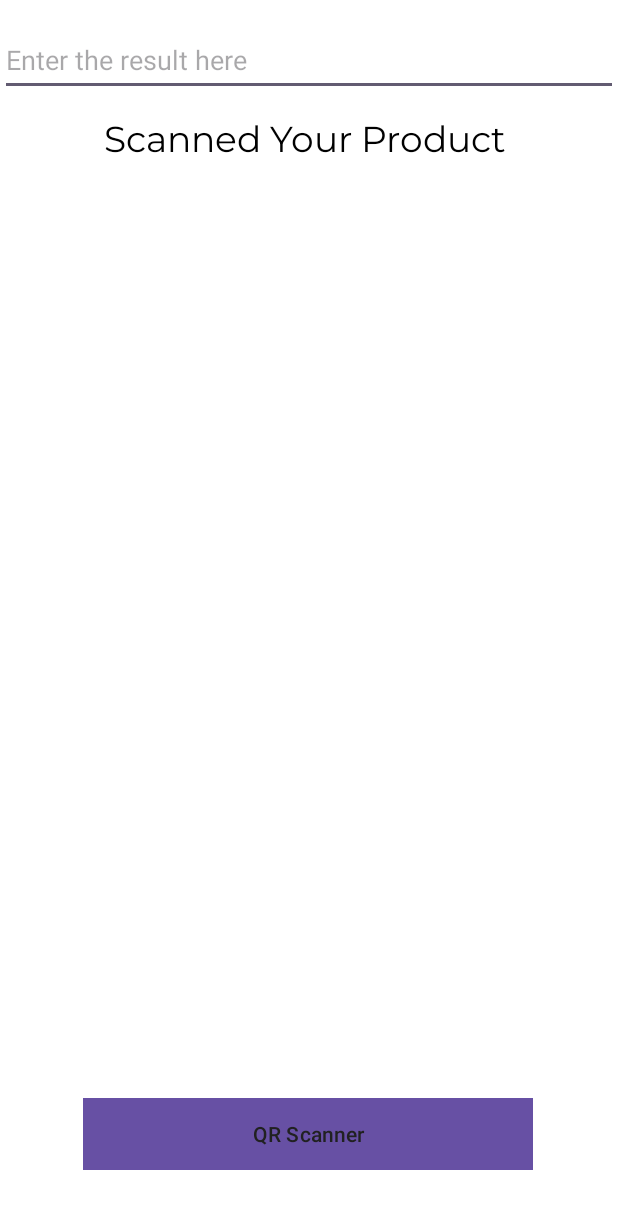
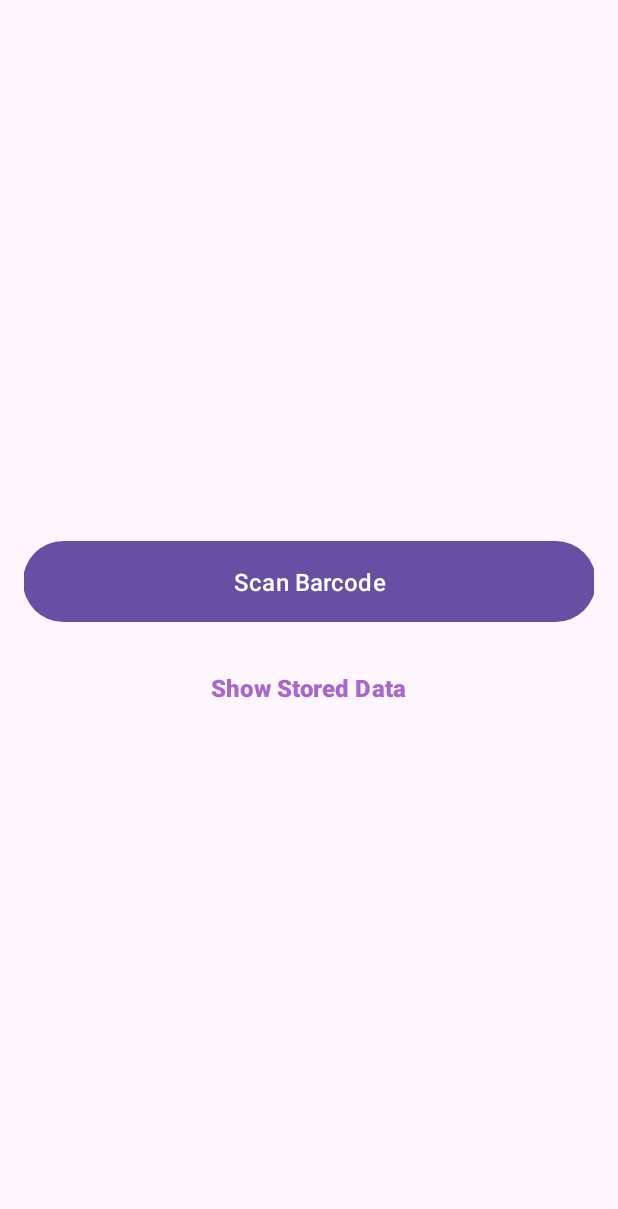
Before and after one commit to ArabellaSiachongco/ScannerApp, an Android app: the screen it shows after launch (MainActivity), on a phone screen of 412 x 824 dp. Shown: the top 1209 px of the screen. Run offline under Robolectric (Android 15) with nearby library versions, the phone set to English and light mode, and no system bars.

Commit message:
making the table for scanner and showing the data.

```diff
--- a/app/src/main/AndroidManifest.xml
+++ b/app/src/main/AndroidManifest.xml
@@ -27,6 +27,8 @@
                 <category android:name="android.intent.category.LAUNCHER" />
             </intent-filter>
         </activity>
+        <activity android:name=".TransactionDetailsActivity"></activity>
+
         <meta-data
             android:name="preloaded_fonts"
             android:resource="@array/preloaded_fonts" />
--- a/app/src/main/java/com/example/scanner/MainActivity.java
+++ b/app/src/main/java/com/example/scanner/MainActivity.java
@@ -6,22 +6,32 @@ import androidx.appcompat.app.AppCompatActivity;
 
 import android.app.Activity;
 import android.content.Intent;
+import android.database.Cursor;
 import android.os.Bundle;
 import android.view.View;
 import android.widget.Button;
-import android.widget.EditText;
+import android.widget.TextView;
 import android.widget.Toast;
 
-public class  MainActivity extends AppCompatActivity {
-    Button  btnScanBarcode;
-    EditText resultText;
+import java.util.ArrayList;
+
+public class MainActivity extends AppCompatActivity {
+    Button btnScanBarcode, btnShowData;
+    TextView resultText;
+    ArrayList<String> scannedBarcodes;
+    DatabaseHelper dbHelper;
 
     @Override
     protected void onCreate(Bundle savedInstanceState) {
         super.onCreate(savedInstanceState);
         setContentView(R.layout.activity_main);
+
         btnScanBarcode = findViewById(R.id.btnScanBarcode);
         resultText = findViewById(R.id.result_text);
+        btnShowData = findViewById(R.id.btnShowData);
+        scannedBarcodes = new ArrayList<>();
+        dbHelper = new DatabaseHelper(this);
+
         btnScanBarcode.setOnClickListener(new View.OnClickListener() {
             @Override
             public void onClick(View view) {
@@ -30,7 +40,14 @@ public class  MainActivity extends AppCompatActivity {
             }
         });
 
-
+        btnShowData.setOnClickListener(new View.OnClickListener() {
+            @Override
+            public void onClick(View view) {
+                displayAllData();
+                Intent intent = new Intent(MainActivity.this, TransactionDetailsActivity.class);
+                startActivity(intent);
+            }
+        });
     }
 
     private ActivityResultLauncher<Intent> scanBarcodeLauncher = registerForActivityResult(
@@ -40,12 +57,46 @@ public class  MainActivity extends AppCompatActivity {
                     Intent data = result.getData();
                     if (data != null && data.hasExtra("intentData")) {
                         String intentData = data.getStringExtra("intentData");
-                        resultText.setText(intentData);
-                        System.out.println(intentData);
-                        Toast.makeText(MainActivity.this, intentData,Toast.LENGTH_LONG).show();
+
+                        // Check if the item already exists
+                        if (dbHelper.itemExists(intentData)) {
+                            // Get the current quantity and increment it
+                            int currentQuantity = dbHelper.getItemQuantity(intentData);
+                            dbHelper.updateQuantity(intentData, currentQuantity + 1);
+                        } else {
+                            // Insert new item with quantity 1
+                            dbHelper.insertTransaction(intentData, 1);
+                        }
+
+                        scannedBarcodes.add(intentData);
+                        updateResultText();
+                        Toast.makeText(MainActivity.this, intentData + " scanned", Toast.LENGTH_LONG).show();
                     }
                 }
-            });
+            }
+    );
 
+    private void updateResultText() {
+        StringBuilder sb = new StringBuilder();
+        for (String barcode : scannedBarcodes) {
+            sb.append(barcode).append("\n");
+        }
+        resultText.setText(sb.toString());
+    }
 
+    private void displayAllData() {
+        Cursor cursor = dbHelper.getAllTransactions();
+        if (cursor.getCount() == 0) {
+            Toast.makeText(this, "No data found", Toast.LENGTH_SHORT).show();
+            return;
+        }
+
+        StringBuilder sb = new StringBuilder();
+        while (cursor.moveToNext()) {
+            sb.append("ID: ").append(cursor.getInt(0)).append(", ");
+            sb.append("Name: ").append(cursor.getString(1)).append(", ");
+            sb.append("Quantity: ").append(cursor.getInt(2)).append("\n");
+        }
+        resultText.setText(sb.toString());
+    }
 }
--- /dev/null
+++ b/app/src/main/res/drawable/baseline_delete_24.xml
@@ -0,0 +1,5 @@
+<vector xmlns:android="http://schemas.android.com/apk/res/android" android:height="24dp" android:tint="#3D3D80" android:viewportHeight="24" android:viewportWidth="24" android:width="24dp">
+
+    <path android:fillColor="@android:color/white" android:pathData="M6,19c0,1.1 0.9,2 2,2h8c1.1,0 2,-0.9 2,-2V7H6v12zM19,4h-3.5l-1,-1h-5l-1,1H5v2h14V4z"/>
+
+</vector>
--- a/app/src/main/res/layout/activity_main.xml
+++ b/app/src/main/res/layout/activity_main.xml
@@ -1,61 +1,48 @@
-<?xml version="1.0" encoding="utf-8"?>
-<androidx.constraintlayout.widget.ConstraintLayout xmlns:android="http://schemas.android.com/apk/res/android"
-    xmlns:app="http://schemas.android.com/apk/res-auto"
-    xmlns:tools="http://schemas.android.com/tools"
-    android:id="@+id/main"
+<LinearLayout xmlns:android="http://schemas.android.com/apk/res/android"
     android:layout_width="match_parent"
     android:layout_height="match_parent"
-    tools:context=".MainActivity"
-    android:background="@color/white"
-    >
-<!--the result will be updated here, pero dapat sa product list na gagawin pa natin-->
-<!--how to put the scan product name in the product list?-->
-    <EditText
+    android:orientation="vertical"
+    android:padding="16dp"
+    android:gravity="center">
+
+    <TextView
         android:id="@+id/result_text"
         android:layout_width="match_parent"
+        android:layout_height="564dp"
+        android:background="#e0e0e0"
+        android:gravity="top"
+        android:minHeight="200dp"
+        android:padding="10dp"
+        android:scrollbarStyle="insideOverlay"
+        android:scrollbars="vertical"
+        android:textColor="#000000"
+        android:textIsSelectable="true"
+        android:textSize="16sp"
+        android:visibility="gone"/>
+
+    <Button
+        android:id="@+id/btnScanBarcode"
+        android:layout_width="382dp"
         android:layout_height="wrap_content"
         android:layout_marginTop="16dp"
         android:minHeight="48dp"
-        android:textColor="@color/black"
-        app:layout_constraintTop_toTopOf="parent"
-        tools:layout_editor_absoluteX="0dp"
-        android:hint="@string/result_hint"
-        />
+        android:padding="16dp"
+        android:text="Scan Barcode"
+        android:textSize="16sp" />
 
-    <TextView
-        android:layout_width="match_parent"
+    <Button
+        android:id="@+id/btnShowData"
+        android:layout_width="wrap_content"
         android:layout_height="wrap_content"
-        android:layout_marginTop="56dp"
-        android:layout_marginBottom="20sp"
-        android:fontFamily="@font/montserrat"
-        android:gravity="center"
-        android:paddingTop="20sp"
-        android:text="Scanned Your Product "
-        android:textColor="@color/black"
-        android:textSize="24sp"
-        app:layout_constraintBottom_toBottomOf="parent"
-        app:layout_constraintEnd_toEndOf="parent"
-        app:layout_constraintHorizontal_bias="0.0"
-        app:layout_constraintStart_toStartOf="parent"
-        app:layout_constraintTop_toTopOf="parent"
-        app:layout_constraintVertical_bias="0.0" />
+        android:layout_gravity="center"
+        android:layout_marginTop="16dp"
+        android:background="@android:color/transparent"
+        android:minHeight="48dp"
+        android:padding="0dp"
+        android:text="Show Stored Data"
+        android:textColor="@android:color/holo_purple"
+        android:textSize="16sp"
+        android:textStyle="bold" />
 
 
-    <Button
-        android:id="@+id/btnScanBarcode"
-        android:layout_width="300dp"
-        android:layout_height="wrap_content"
-        android:layout_centerHorizontal="true"
-        android:layout_marginStart="8dp"
-        android:layout_marginEnd="8dp"
-        android:layout_marginBottom="44dp"
-        android:background="@color/purple"
-        android:text="QR Scanner"
-        android:textColor="#212121"
-        app:layout_constraintBottom_toBottomOf="parent"
-        app:layout_constraintEnd_toEndOf="parent"
-        app:layout_constraintHorizontal_bias="0.494"
-        app:layout_constraintStart_toStartOf="parent" />
-
-
-</androidx.constraintlayout.widget.ConstraintLayout>
+</LinearLayout>
```
Also changed, not shown: app/src/main/java/com/example/scanner/DatabaseHelper.java (added, +88 -0 lines), app/src/main/java/com/example/scanner/TransactionDetailsActivity.java (added, +82 -0 lines), app/src/main/res/layout/transaction_details.xml (added, +63 -0 lines).
